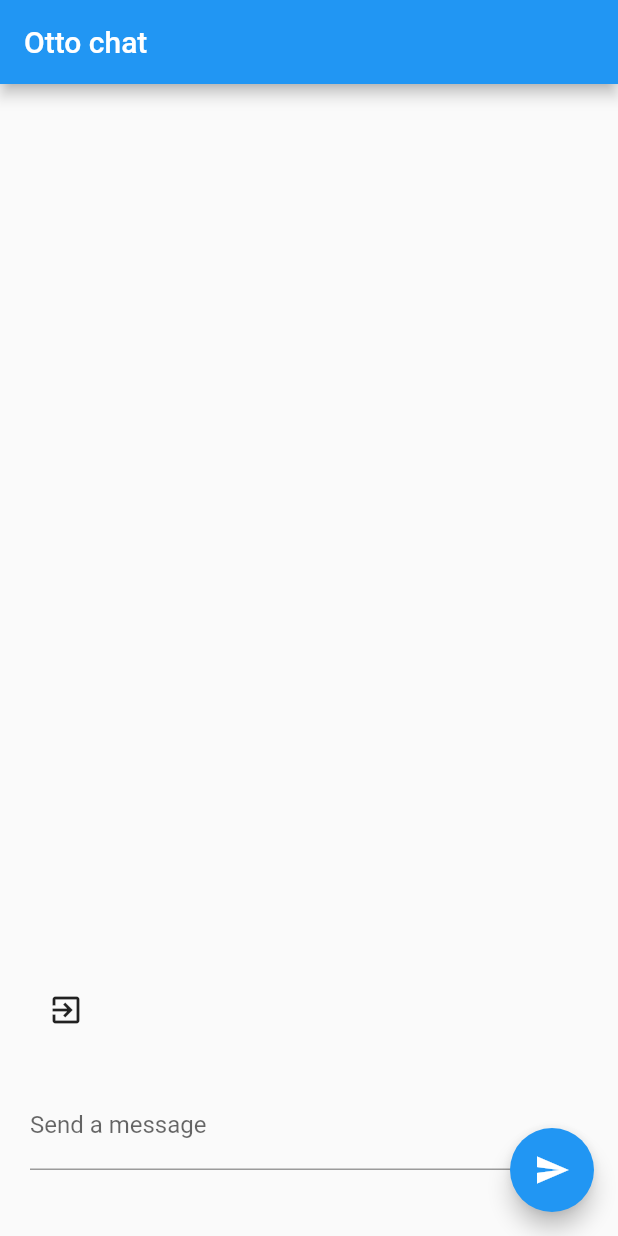
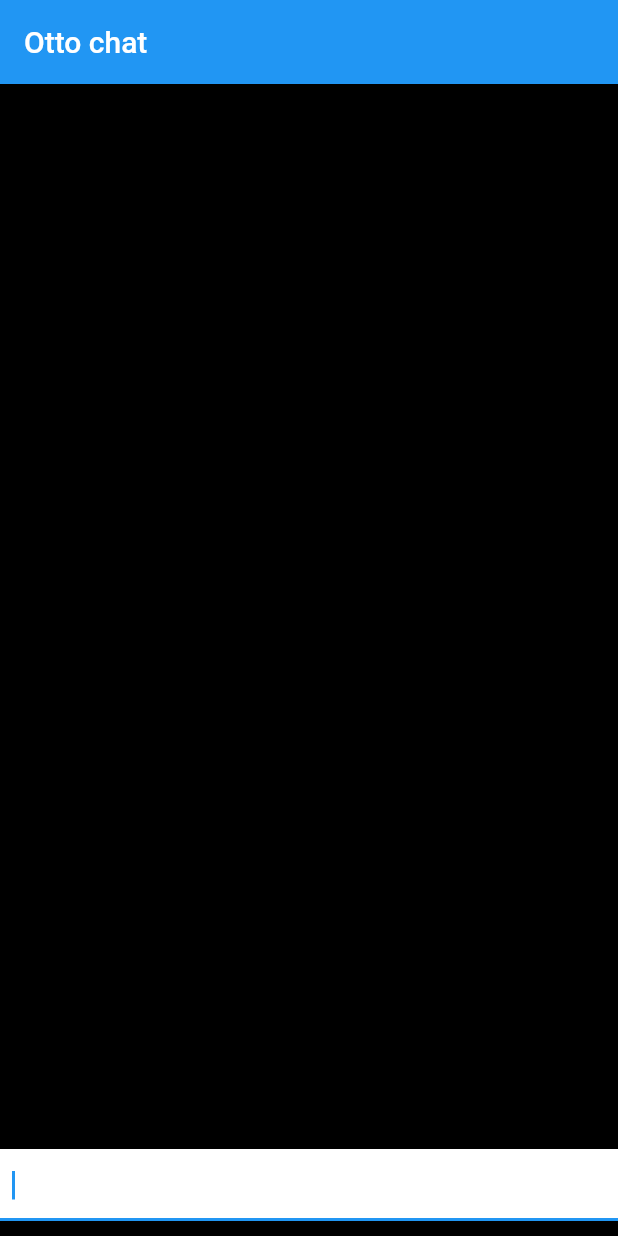
Before and after one commit to ottokafka/otto_chat_ui, a Flutter app: the screen it shows after launch, on a phone screen of 412 x 824 dp. Run offline on Flutter 3.47's test engine with Material 2 defaults, Android fonts, the light colour scheme and no system bars; network calls fail.

Commit message:
auto scroll to bottom on new message, auto focus back on textfield after send

```diff
--- a/lib/main.dart
+++ b/lib/main.dart
@@ -40,6 +40,7 @@ class MyHomePage extends StatefulWidget {
 
 class _MyHomePageState extends State<MyHomePage> {
   final TextEditingController _controller = TextEditingController();
+  final ScrollController _scrollController = new ScrollController();
 
   final WebSocketChannel _channel = IOWebSocketChannel.connect(
     'ws://localhost:4000/socket',
@@ -49,36 +50,37 @@ class _MyHomePageState extends State<MyHomePage> {
   var user = "otto";
 
   List messages = [];
+  late FocusNode myFocusNode;
 
   @override
   void initState() {
     super.initState();
-
     _channel.stream.listen((data) => setState(() => messages.add(data)));
-    print("2");
+    myFocusNode = FocusNode();
   }
 
   @override
   Widget build(BuildContext context) {
-    print("2");
     return Scaffold(
+      backgroundColor: Colors.black,
       appBar: AppBar(
         title: Text(widget.title),
       ),
       body: Padding(
-        padding: const EdgeInsets.all(20.0),
+        padding: const EdgeInsets.all(0.0),
         child: Column(
           crossAxisAlignment: CrossAxisAlignment.start,
           children: <Widget>[
             SizedBox(height: 24),
             Expanded(
               child: SizedBox(
-                height: 100,
                 child: ListView.builder(
+                  controller: _scrollController,
                   itemCount: messages.length,
                   itemBuilder: (context, index) {
                     var msg = Msg.fromJson(jsonDecode(messages[index]));
                     print(messages[index]);
+
                     return Container(
                       margin: EdgeInsets.all(4),
                       child: Align(
@@ -98,42 +100,53 @@ class _MyHomePageState extends State<MyHomePage> {
                 ),
               ),
             ),
-            SizedBox(height: 24),
-            IconButton(
-                onPressed: () {
-                  dispose();
-                },
-                icon: Icon(Icons.exit_to_app_outlined)),
-            SizedBox(height: 24),
+            // SizedBox(height: 24),
             Form(
-              child: TextFormField(
-                controller: _controller,
-                decoration: InputDecoration(labelText: 'Send a message'),
+              child: Container(
+                color: Colors.white,
+                child: TextField(
+                    focusNode: myFocusNode,
+                    autofocus: true,
+                    controller: _controller,
+                    decoration: InputDecoration(
+                        // labelText: ' Send a message',
+                        contentPadding: EdgeInsets.all(8)),
+                    // onSubmitted allows user to press enter to sumbit
+                    onSubmitted: (value) {
+                      _sendMessage();
+                    }),
               ),
             ),
-            SizedBox(height: 24),
+            SizedBox(height: 10),
           ],
         ),
       ),
-      floatingActionButton: FloatingActionButton(
-        onPressed: _sendMessage,
-        tooltip: 'Send message',
-        child: Icon(Icons.send),
-      ), // This trailing comma makes auto-formatting nicer for build methods.
+      // floatingActionButton: FloatingActionButton(
+      //   onPressed: _sendMessage,
+      //   tooltip: 'Send message',
+      //   child: Icon(Icons.send),
+      // ), // This trailing comma makes auto-formatting nicer for build methods.
     );
   }
 
-  void _sendMessage() {
+  void _sendMessage() async {
     if (_controller.text.isNotEmpty) {
       var msg =
           '{"user": "otto", "user2":"shen", "message": "${_controller.text}", "date":"$now"}';
+      // Add the msg to send to websocket server
+      _channel.sink.add(msg);
 
-      _channel.sink.add(msg);
+      // Clear the text field after send
+      _controller.clear();
+      // Scroll to the bottom of the page when we enter a chat message
+      await Future.delayed(Duration(milliseconds: 100));
+      _scrollController.animateTo(_scrollController.position.maxScrollExtent,
+          duration: Duration(milliseconds: 500), curve: Curves.easeOut);
+
+      // After send focus cursor back onto the text input
+      myFocusNode.requestFocus();
     }
   }
-
-  // static final DateFormat formatter = DateFormat('yyyy-MM-dd');
-  // final String formatted = formatter.format(now);
 
   void selectUser() {
     var selectedUser =
```
